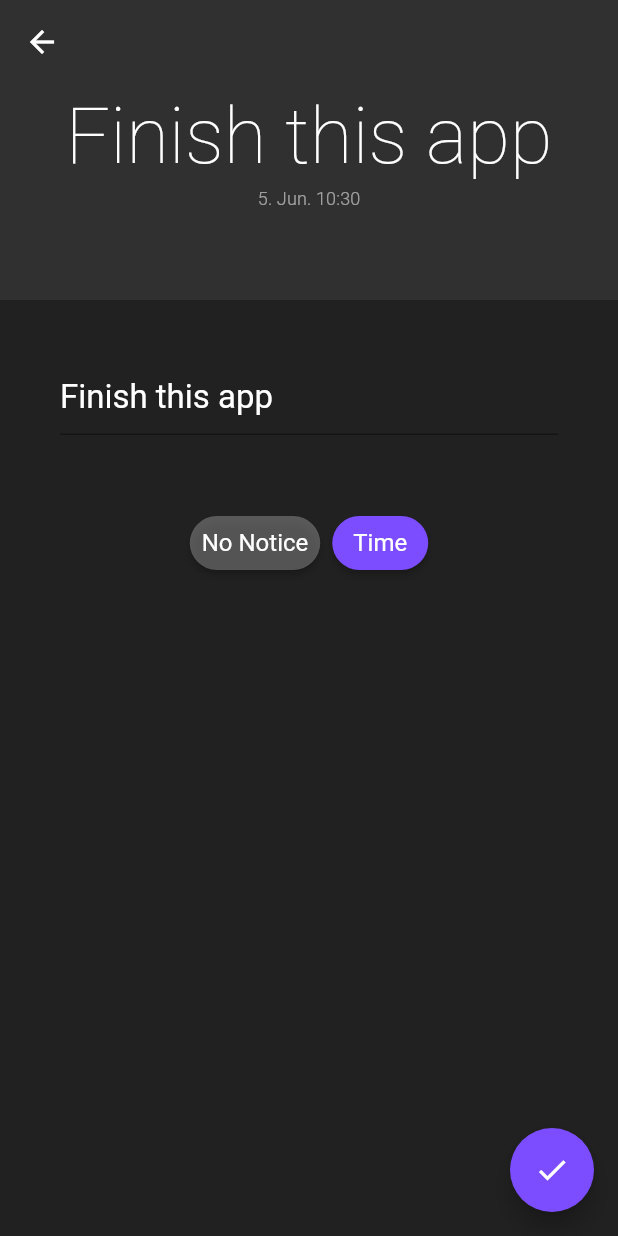
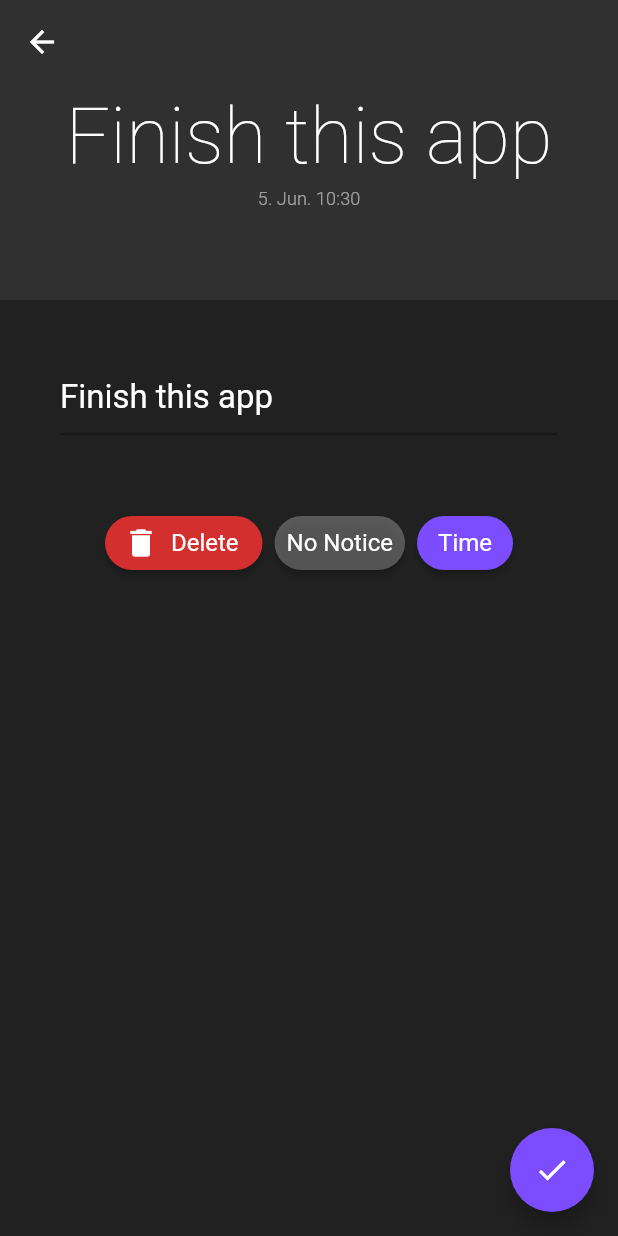
Before and after one commit to Emil1483/Reminders, a Flutter app: the screen it shows after launch, after a tap on "Finish this app", on a phone screen of 412 x 824 dp. Run offline on Flutter 3.47's test engine with Material 2 defaults, Android fonts, the phone set to English and light mode, and no system bars.

Commit message:
added deleteions

```diff
--- a/lib/routes/add_event_route.dart
+++ b/lib/routes/add_event_route.dart
@@ -17,6 +17,7 @@ class _AddEventRouteState extends State<AddEventRoute>
   String _eventName = "An unnamed reminder";
 
   bool _firstBuild = true;
+  bool _isEditing;
 
   static DateTime _initDate = DateTime.now().add(Duration(days: 1));
   static TimeOfDay _initTime = _roundedToHour(TimeOfDay.now());
@@ -132,10 +133,27 @@ class _AddEventRouteState extends State<AddEventRoute>
   }
 
   Widget _buildButtonBar() {
-    return ButtonBar(
-      alignment: MainAxisAlignment.center,
-      children: <Widget>[
-        RaisedButton(
+    Widget delete = _isEditing
+        ? RaisedButton.icon(
+            icon: Icon(
+              Icons.delete,
+              color: Colors.white,
+            ),
+            label: Text(
+              "Delete",
+              style: Theme.of(context).textTheme.button,
+            ),
+            shape: RoundedRectangleBorder(
+              borderRadius: BorderRadius.circular(32.0),
+            ),
+            color: Theme.of(context).errorColor,
+            onPressed: () {
+              Navigator.pop(context, true);
+            },
+          )
+        : Container();
+
+    Widget noTime = RaisedButton(
       child: Text(
         "No Notice",
         style: Theme.of(context).textTheme.button,
@@ -151,8 +169,9 @@ class _AddEventRouteState extends State<AddEventRoute>
           _eventDate = null;
         });
       },
-        ),
-        RaisedButton(
+    );
+
+    Widget time = RaisedButton(
       child: Text(
         "Time",
         style: Theme.of(context).textTheme.button,
@@ -166,7 +185,14 @@ class _AddEventRouteState extends State<AddEventRoute>
       onPressed: () {
         _setEventDate(context);
       },
-        ),
+    );
+
+    return ButtonBar(
+      alignment: MainAxisAlignment.center,
+      children: <Widget>[
+        delete,
+        noTime,
+        time,
       ],
     );
   }
@@ -174,7 +200,8 @@ class _AddEventRouteState extends State<AddEventRoute>
   void _initSetEvent() {
     if (!_firstBuild) return;
     final Object args = ModalRoute.of(context).settings.arguments;
-    if (args != null && args is Event) {
+    _isEditing = args != null && args is Event;
+    if (_isEditing) {
       Event event = args;
       _eventDate = event.time;
       _eventName = event.name;
@@ -183,7 +210,7 @@ class _AddEventRouteState extends State<AddEventRoute>
         duration: Duration(),
       );
     } else {
-      Future.delayed(Duration()).then((_) {
+      WidgetsBinding.instance.addPostFrameCallback((_) {
         _setEventDate(context);
       });
     }
--- a/lib/scoped_models/event_model.dart
+++ b/lib/scoped_models/event_model.dart
@@ -86,6 +86,11 @@ class EventModel extends Model {
     return id + 1;
   }
 
+  void deleteEvent(Event event) {
+    _events.remove(event);
+    notifyListeners();
+  }
+
   static EventModel of(BuildContext context) {
     return ScopedModel.of<EventModel>(context);
   }
--- a/lib/ui_elements/event_tile.dart
+++ b/lib/ui_elements/event_tile.dart
@@ -8,12 +8,14 @@ import '../scoped_models/event_model.dart';
 class EventTile extends StatefulWidget {
   final Event event;
   final AnimationController animation;
+  final Function deleteEvent;
 
   static BorderRadiusGeometry borderRadius = BorderRadius.circular(22.0);
 
   EventTile({
     @required this.event,
     @required this.animation,
+    @required this.deleteEvent,
     Key key,
   })  : assert(event != null),
         assert(animation != null),
@@ -77,15 +79,21 @@ class _EventTileState extends State<EventTile>
   }
 
   void _editEvent() async {
-    final newEvent = await Navigator.pushNamed(
+    final argument = await Navigator.pushNamed(
       context,
       "/addEvent",
       arguments: widget.event,
     );
-    if (newEvent == null) return;
-    setState(() {
-      widget.event.modify(newEvent);
-    });
+    if (argument == null) return;
+    if (argument is Event) {
+      setState(() {
+        widget.event.modify(argument);
+      });
+    } else if (argument is bool) {
+      if (argument) {
+        widget.deleteEvent(widget.event);
+      }
+    }
   }
 
   void _toggleSelected() {
```
Also changed, not shown: lib/ui_elements/event_list.dart (+20 -0 lines). Lines whose indentation alone changed are shown as unchanged.
